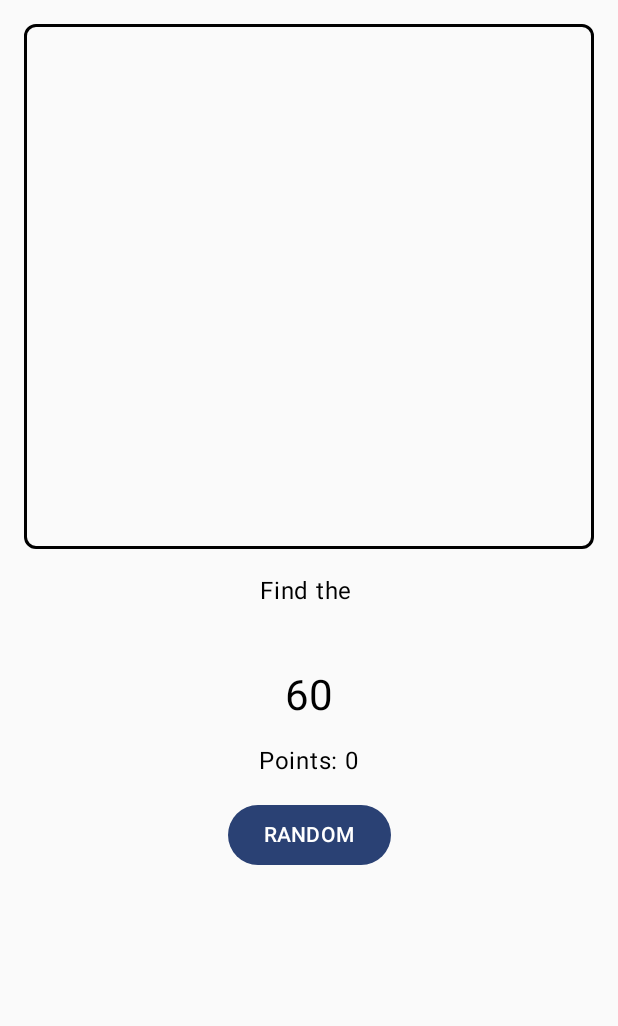
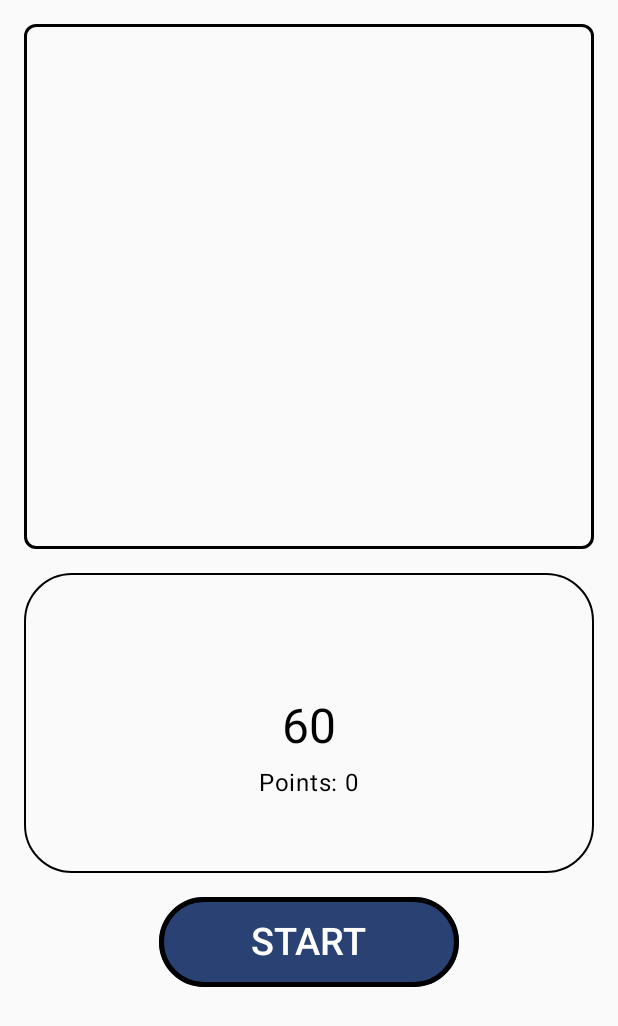
Before and after one commit to Pawel-al/test1, an Android app built with Jetpack Compose: the screen it shows after launch (SecondActivity), on a phone screen of 412 x 824 dp. Shown: the top 1026 px of the screen. Run offline under Robolectric (Android 15) with nearby library versions, the phone set to English and light mode, and no system bars.

Commit message:
adding files

```diff
--- a/app/src/main/java/com/example/happybirthday/SecondActivity.kt
+++ b/app/src/main/java/com/example/happybirthday/SecondActivity.kt
@@ -6,6 +6,7 @@ import androidx.activity.compose.setContent
 import androidx.compose.animation.core.animateDpAsState
 import androidx.compose.animation.core.tween
 import androidx.compose.foundation.Image
+import androidx.compose.foundation.background
 import androidx.compose.foundation.border
 import androidx.compose.foundation.clickable
 import androidx.compose.foundation.layout.Arrangement
@@ -17,9 +18,13 @@ import androidx.compose.foundation.layout.fillMaxSize
 import androidx.compose.foundation.layout.fillMaxWidth
 import androidx.compose.foundation.layout.height
 import androidx.compose.foundation.layout.padding
+import androidx.compose.foundation.layout.width
 import androidx.compose.foundation.shape.RoundedCornerShape
 import androidx.compose.material3.Button
+import androidx.compose.material3.ButtonColors
+import androidx.compose.material3.ButtonDefaults
 import androidx.compose.material3.MaterialTheme
+import androidx.compose.material3.Surface
 import androidx.compose.material3.Text
 import androidx.compose.runtime.Composable
 import androidx.compose.runtime.LaunchedEffect
@@ -30,10 +35,16 @@ import androidx.compose.runtime.rememberCoroutineScope
 import androidx.compose.ui.Alignment
 import androidx.compose.ui.Modifier
 import androidx.compose.ui.draw.clip
+import androidx.compose.ui.graphics.Brush
 import androidx.compose.ui.graphics.Color
 import androidx.compose.ui.res.painterResource
+import androidx.compose.ui.text.SpanStyle
+import androidx.compose.ui.text.buildAnnotatedString
+import androidx.compose.ui.text.font.FontWeight
+import androidx.compose.ui.text.withStyle
 import androidx.compose.ui.tooling.preview.Preview
 import androidx.compose.ui.unit.dp
+import androidx.compose.ui.unit.sp
 import com.example.happybirthday.ui.theme.HappyBirthdayTheme
 import kotlinx.coroutines.delay
 import kotlinx.coroutines.launch
@@ -52,6 +63,25 @@ class SecondActivity : ComponentActivity() {
         }
     }
 
+@Composable
+fun GradientButton(onClick: () -> Unit, text: String){
+    Surface(
+        modifier = Modifier
+            .clip(RoundedCornerShape(32.dp))
+            .background(
+                brush = Brush.horizontalGradient(
+                    colors = listOf(Color.Blue,Color.Green)
+                )
+            )
+            .width(200.dp)
+            .height(60.dp)
+            .border(3.dp, Color.Black, RoundedCornerShape(32.dp)),
+        onClick = onClick
+    ) {
+       // Box)
+
+    }
+}
 @Composable
 fun Buu(){
     val imagesResIds = listOf(
@@ -129,8 +159,8 @@ fun Buu(){
                         horizontalArrangement = Arrangement.spacedBy(16.dp)
                     ) {
                         images.take(2).forEach{imageItem ->
-                            val size by animateDpAsState(
-                                targetValue = if (selectedItem == imageItem) 120.dp else 100.dp,
+                            val size = animateDpAsState(
+                                targetValue = if (selectedItem.value == imageItem) 120.dp else 100.dp,
                                 animationSpec = tween(durationMillis = 300)
                             )
                         Box(modifier = Modifier
@@ -158,8 +188,8 @@ fun Buu(){
                         horizontalArrangement = Arrangement.spacedBy(16.dp)
                     ) {
                         images.drop(2).forEach { imageItem ->
-                            val size by animateDpAsState(
-                                targetValue = if (selectedItem == imageItem) 120.dp else 100.dp,
+                            val size = animateDpAsState(
+                                targetValue = if (selectedItem.value == imageItem) 120.dp else 100.dp,
                                 animationSpec = tween(durationMillis = 300)
                             )
                             Box(
@@ -170,7 +200,7 @@ fun Buu(){
                                     .clip(RoundedCornerShape(8.dp))
                                     .clickable {
                                         scope.launch {
-                                            selectedItem = imageItem
+                                            selectedItem.value = imageItem
                                             checkImage(imageItem)
                                         }
                                     }
@@ -185,23 +215,50 @@ fun Buu(){
                     }
                 }
             }
-        Text(text = "Find the \n ${currentWord.value}"
+        Box(modifier = Modifier
+            .fillMaxWidth()
+            .height(200.dp)
+            .border(1.dp, Color.Black, RoundedCornerShape(32.dp))
+            .clip(RoundedCornerShape(8.dp)),
+            contentAlignment = Alignment.Center
+        ){
+            Column(
+                horizontalAlignment = Alignment.CenterHorizontally,
+                verticalArrangement = Arrangement.spacedBy(8.dp)
+            ) {
+                Text(text = buildAnnotatedString {
+                    append("${currentWord.value}")
+                    withStyle(style = SpanStyle(fontWeight = FontWeight.Bold)){}
+                }
                     , modifier = Modifier.align(Alignment.CenterHorizontally))
 
                 Text(text = "${timeLeft.value}",
                     modifier = Modifier.align(Alignment.CenterHorizontally),
-            style = MaterialTheme.typography.headlineMedium)
+                    style = MaterialTheme.typography.headlineLarge)
 
                 Text(text = "Points: ${points.value}",
                     modifier = Modifier.align(Alignment.CenterHorizontally),
                     style = MaterialTheme.typography.bodyLarge)
+            }
+        }
+        Button(
+            onClick = { startGame() },
+            colors = ButtonDefaults.buttonColors(
+                //containerColor = Color.
+            ),
+            modifier = Modifier
+                .align(Alignment.CenterHorizontally)
+                .width(200.dp)
+                .height(60.dp)
+                .border(3.dp, Color.Black, RoundedCornerShape(32.dp)),
 
-
-        Button(onClick = { startGame() },
-            modifier = Modifier
-                .align(Alignment.CenterHorizontally),
             )
-        { Text(text = "RANDOM")
+        { Text(
+            text = buildAnnotatedString {
+            withStyle(style = SpanStyle(fontSize =25.sp)){
+                append("START")
+            }
+        })
         }
     }
 }
--- /dev/null
+++ b/build.gradle.kts
@@ -0,0 +1,5 @@
+// Top-level build file where you can add configuration options common to all sub-projects/modules.
+plugins {
+    alias(libs.plugins.android.application) apply false
+    alias(libs.plugins.jetbrains.kotlin.android) apply false
+}
```
Also changed, not shown: gradle.properties (added, +23 -0 lines), gradle/libs.versions.toml (added, +30 -0 lines), settings.gradle.kts (added, +23 -0 lines), gradle/wrapper/gradle-wrapper.properties (added), 4 other files. Lines whose indentation alone changed are shown as unchanged.
